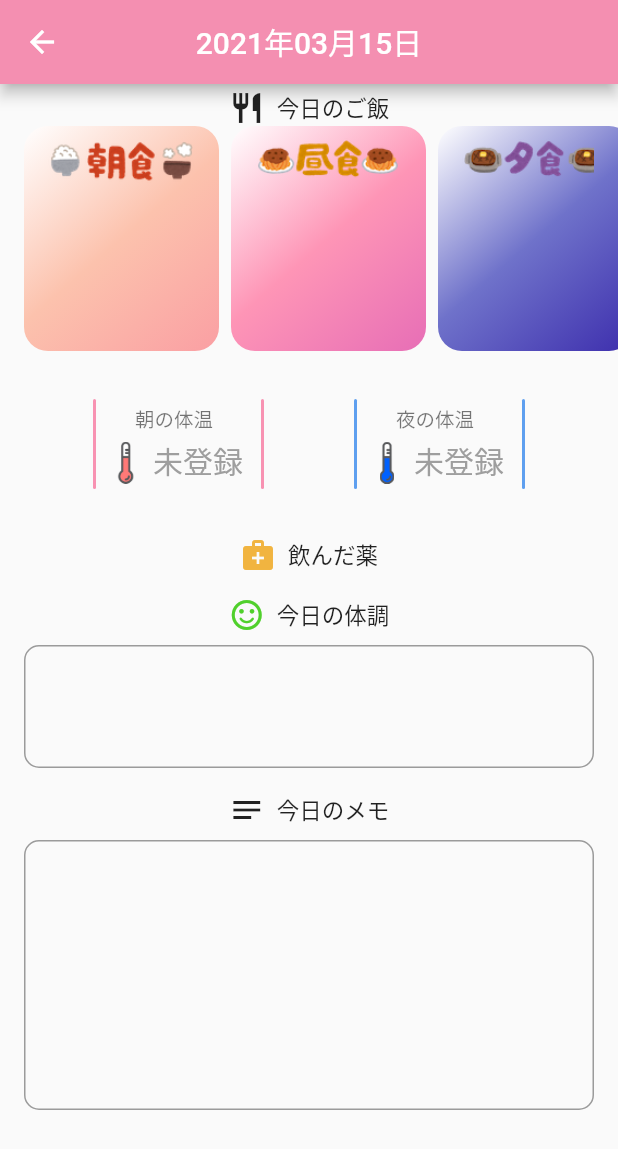
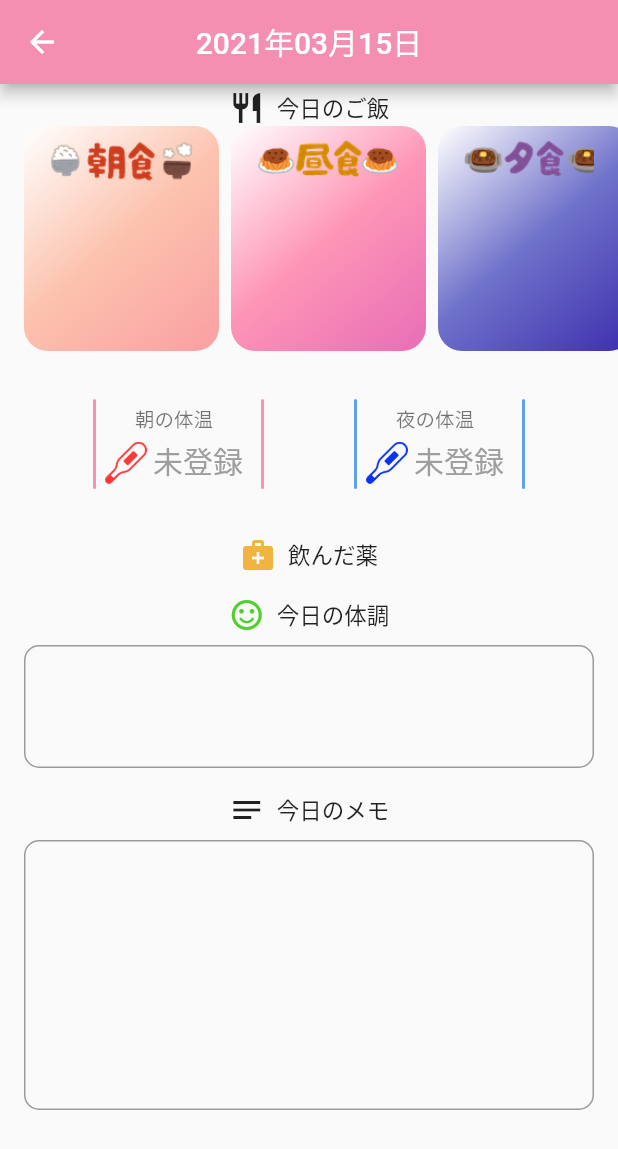
Before and after one commit to hotdrop/dyphic, a Flutter app: the screen it shows after launch, after a tap on "予定なし", on a phone screen of 412 x 824 dp. Shown: the top 1149 px of the screen. Run offline on Flutter 3.47's test engine with Material 2 defaults, Android fonts, the phone set to English and light mode, and no system bars; our stand-ins replace cached_network_image, cloud_firestore, expansion_tile_card, firebase_auth, firebase_core, firebase_crashlytics and 8 more; accounts and stored records are empty; project files that could hold a hidden picture were left out.

Commit message:
アイコンを改善

```diff
--- a/lib/ui/calender/dyphic_calender.dart
+++ b/lib/ui/calender/dyphic_calender.dart
@@ -111,9 +111,9 @@ class _DyphicCalendarState extends State<DyphicCalendar> {
 
     final event = argEvents.first;
     if (event.typeMedical()) {
-      markers.add(Icon(Icons.medical_services, size: 15.0, color: Colors.red));
+      markers.add(Image.asset('res/images/ic_hospital.png', width: 15.0, height: 15.0));
     } else if (event.typeInjection()) {
-      markers.add(Icon(Icons.colorize, size: 15.0, color: Colors.red));
+      markers.add(Image.asset('res/images/ic_inject.png', width: 15.0, height: 15.0));
     } else {
       markers.add(SizedBox(width: 15.0));
     }
```
Also changed, not shown: res/images/ic_hospital.png (added), res/images/ic_inject.png (added), res/images/ic_thermometer_morning.png, res/images/ic_thermometer_night.png.
